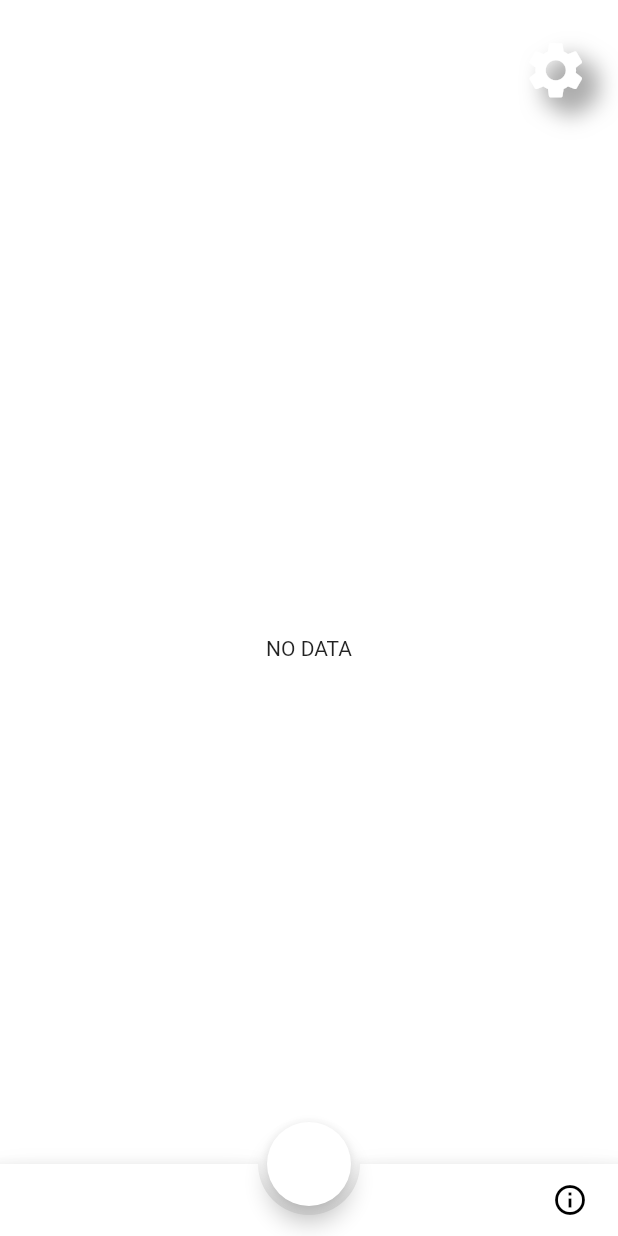
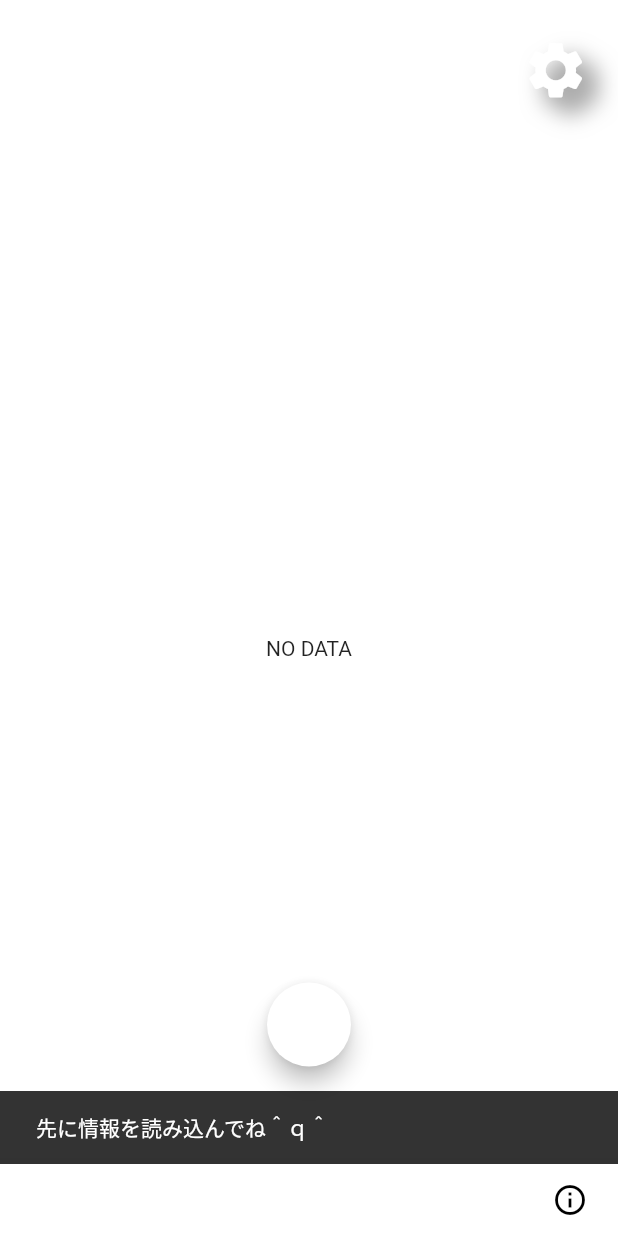
Before and after one commit to higedamc/kiatsu, a Flutter app: the screen it shows after launch, after a tap on "＾ｑ＾", on a phone screen of 412 x 824 dp. Run offline on Flutter 3.47's test engine with Material 2 defaults, Android fonts, the phone set to English and light mode, and no system bars; drawn by our look-alikes of flutter_neumorphic; our stand-ins replace cloud_firestore, firebase_auth, firebase_crashlytics, geolocator, modal_bottom_sheet, settings_ui and 4 more; accounts and stored records are empty.

Commit message:
1. 天気データを正しく表示するように修正。 2. 気圧が1000hPa下回った際のコメント表示を修正。

```diff
--- a/lib/pages/home_page.dart
+++ b/lib/pages/home_page.dart
@@ -18,6 +18,7 @@ class HomePage extends StatefulWidget {
 }
 
 class _HomePageState extends State<HomePage> {
+var _scaffoldKey = GlobalKey<ScaffoldState>();
 static const String a = Constant.key;
 
 DateTime updatedAt = new DateTime.now();
@@ -79,6 +80,7 @@ Future<WeatherClass> getWeather() async {
   Widget build(BuildContext context) {
 
     return Scaffold(
+          key: _scaffoldKey,
           appBar: NeumorphicAppBar(
             // elevation: 0.0,
             // Gradient化
@@ -210,7 +212,7 @@ Future<WeatherClass> getWeather() async {
                         // width: 50,
                         alignment: Alignment.center,
                         child:
-                        snapshot.data.weather[0].main == 'clouds' ?
+                        snapshot.data.weather[0].main.toString() == 'Clouds' ?
                         Text('Cloudy',
                         style: TextStyle(
                               color: Colors.black,
@@ -234,31 +236,32 @@ Future<WeatherClass> getWeather() async {
                               color: Colors.black,
                               fontWeight: FontWeight.w200,
                               fontSize: 30,
-                              ),),
+                              ),
+                              ),
                       ),
                       SizedBox(height: 56.0),
                       Center(
 
 
                         child:
-                        snapshot.data.main.pressure < 1010 ?
-                        Text('CHOI-YABAME',
+                        snapshot.data.main.pressure <= 1000 ?
+                        Text('DEADLY',
 
 
 
                           style: TextStyle(
-                              color: Colors.yellow[900],
-                              fontStyle: FontStyle.italic,
-                              fontWeight: FontWeight.w100,
-                              fontSize: 18.0),
+                              color: Colors.redAccent[700],
+                              // fontStyle: FontStyle.italic,
+                              fontWeight: FontWeight.w500,
+                              fontSize: 80.0),
                         )
-                        : snapshot.data.main.pressure < 1008 ?
-                        Text('MURIGE',
+                        : snapshot.data.main.pressure <= 1008 ?
+                        Text('YABAME',
                         style: TextStyle(
                           color: Colors.black,
                         ),)
-                        : snapshot.data.main.pressure < 1000 ?
-                        Text("SHIBOU",
+                        : snapshot.data.main.pressure <= 1010 ?
+                        Text("CHOI-YABAME",
                         style: TextStyle(
                           color: Colors.black,
                         ),)
@@ -275,7 +278,7 @@ Future<WeatherClass> getWeather() async {
                         // 5日分の天気データ
                         child: Text(_res2,
                             style: TextStyle(
-                                color: Colors.white,
+                                color: Colors.black,
                                 fontWeight: FontWeight.w100)),
                       ),
                       Center(
@@ -322,7 +325,14 @@ Future<WeatherClass> getWeather() async {
                   onPressed: () {
                     // sns share button
                     // https://qiita.com/shimopata/items/142b39bab6176b6a5da9
+                    if (snapshot.hasData)
                     Share.share(snapshot.data.main.pressure.toString() + 'hPa is 低気圧しんどいぴえん🥺️ #thekiatsu');
+                    else {
+                      _scaffoldKey.currentState.showSnackBar(
+                        SnackBar(content: const Text("先に情報を読み込んでね＾ｑ＾"))
+                      );
+
+                    }
                     // Wiredash.of(context).show();
                   });
             }
```
